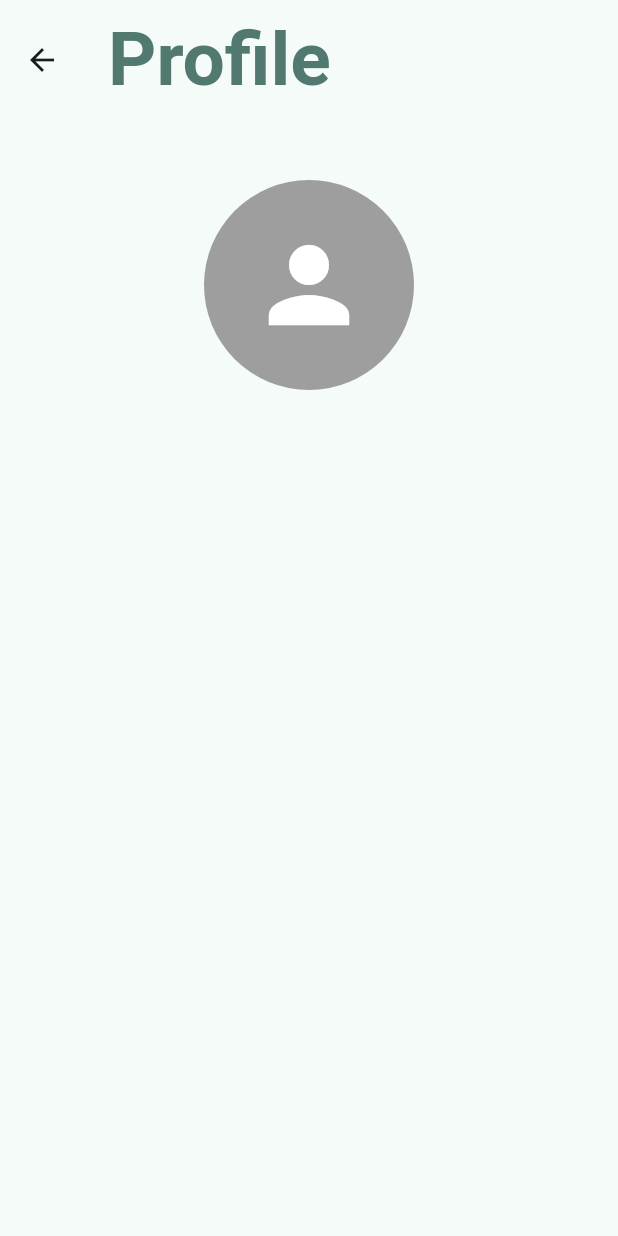
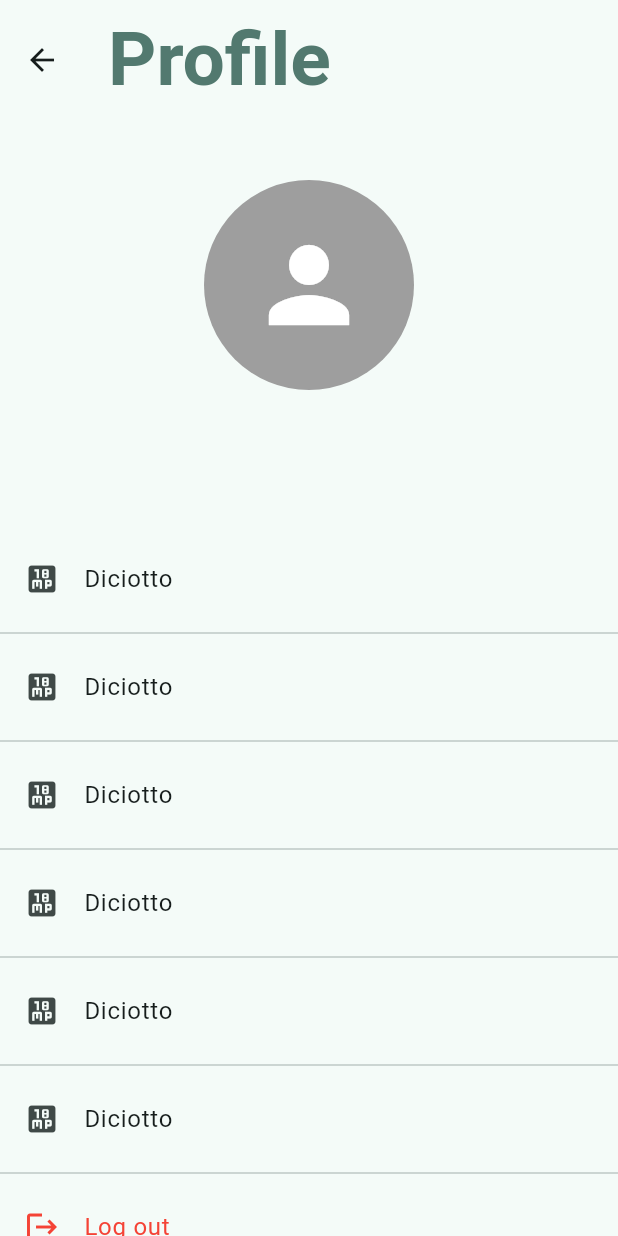
Before and after one commit to KasraAlizadeh/MobileApp, a Flutter app: the ProfilePage screen opened directly, on a phone screen of 412 x 824 dp. Run offline on Flutter 3.47's test engine with Material 3 defaults, Android fonts, the phone set to English and light mode, and no system bars; our stand-ins replace awesome_notifications, cached_network_image, cloud_firestore, file_picker, firebase_auth, firebase_core and 4 more; accounts and stored records are empty; Roboto replaces fonts that are missing (montserrat).

Commit message:
Profile image and information placeholders

```diff
--- a/lib/Features/profile_page.dart
+++ b/lib/Features/profile_page.dart
@@ -1,5 +1,6 @@
 import 'package:flutter/material.dart';
 import 'package:firebase_auth/firebase_auth.dart';
+import '../Auth/presentation_page.dart';
 
 class ProfilePage extends StatelessWidget{
   ProfilePage({super.key});
@@ -32,7 +33,70 @@ class ProfilePage extends StatelessWidget{
                 username,
                 style: Theme.of(context).textTheme.titleLarge,
               ),
-              const SizedBox(height: 20), // Spazio extra in fondo per lo scroll
+              const SizedBox(height: 40),
+              ListTile(
+                leading: const Icon(Icons.eighteen_mp),
+                title: const Text("Diciotto"),
+              ),
+              const Divider(),
+              ListTile(
+                leading: const Icon(Icons.eighteen_mp),
+                title: const Text("Diciotto"),
+              ),
+              const Divider(),
+              ListTile(
+                leading: const Icon(Icons.eighteen_mp),
+                title: const Text("Diciotto"),
+              ),
+              const Divider(),
+              ListTile(
+                leading: const Icon(Icons.eighteen_mp),
+                title: const Text("Diciotto"),
+              ),
+              const Divider(),
+              ListTile(
+                leading: const Icon(Icons.eighteen_mp),
+                title: const Text("Diciotto"),
+              ),
+              const Divider(),
+              ListTile(
+                leading: const Icon(Icons.eighteen_mp),
+                title: const Text("Diciotto"),
+              ),
+              const Divider(),
+              ListTile(
+                leading: const Icon(Icons.logout, color: Colors.red),
+                title: const Text('Log out', style: TextStyle(color: Colors.red)),
+                onTap: () async {
+                  bool confirm = await showDialog(
+                    context: context,
+                    builder: (context) => AlertDialog(
+                      title: const Text('Are you sure?'),
+                      content: const Text('Do you want to log out?'),
+                      actions: [
+                        TextButton(
+                          onPressed: () => Navigator.of(context).pop(true),
+                          child: const Text('Log out', style: TextStyle(color: Colors.red)),
+                        ),
+                        TextButton(
+                          onPressed: () => Navigator.of(context).pop(false),
+                          child: const Text('Cancel'),
+                        ),
+                      ],
+                    ),
+                  ) ?? false;
+
+                  if (confirm) {
+                    await FirebaseAuth.instance.signOut();
+                    if (!context.mounted) return;
+                    Navigator.of(context).pushAndRemoveUntil(
+                      MaterialPageRoute(builder: (context) => PresentationPage()),
+                      (route) => false,
+                    );
+                  }
+                },
+              ),
+              const SizedBox(height: 20), //extra space for scrolling
             ],
           ),
         ),
```
